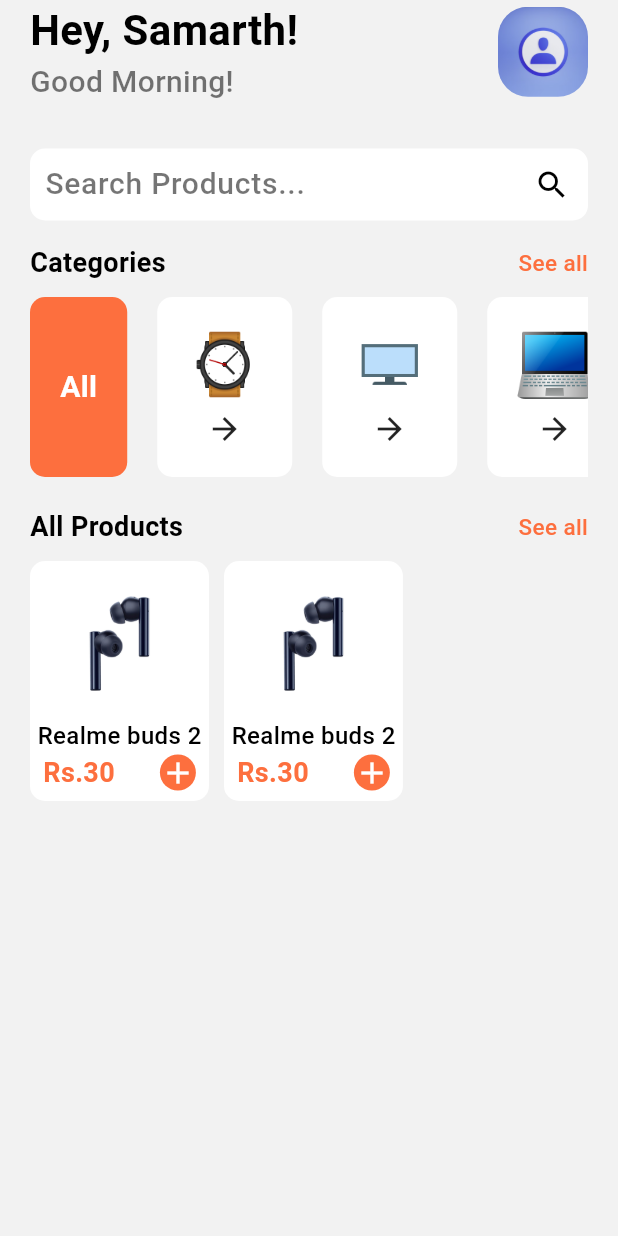
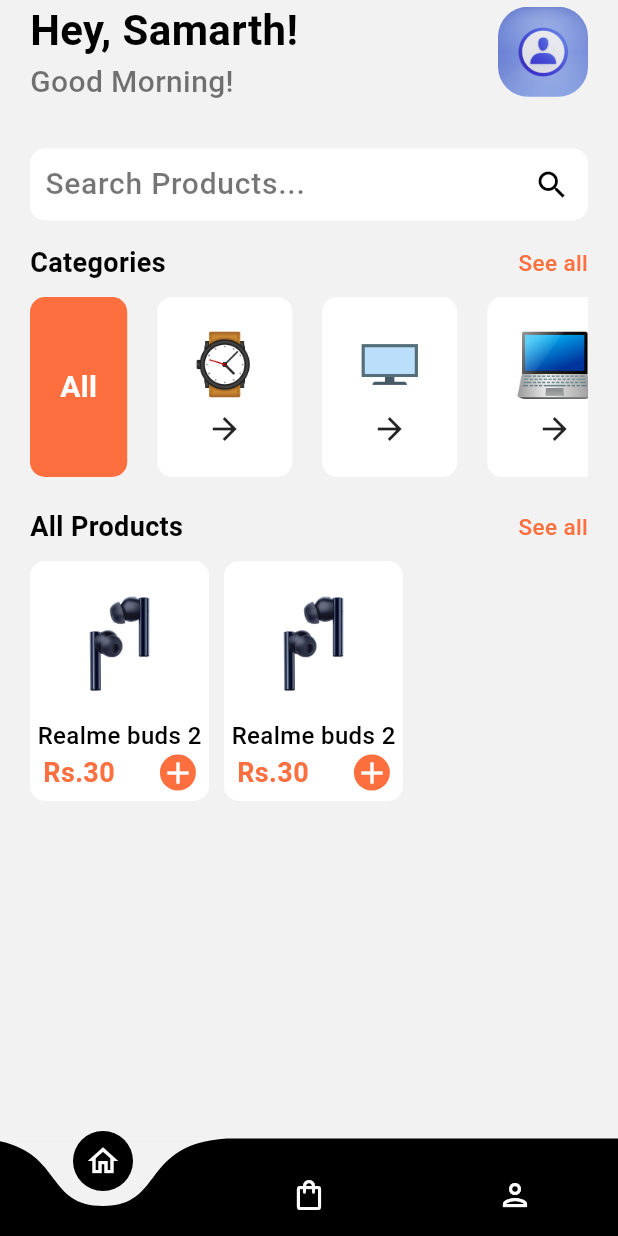
Before and after one commit to samarth-5/Trendy-Kart, a Flutter app: the screen it shows after launch, on a phone screen of 412 x 824 dp. Run offline on Flutter 3.47's test engine with Material 3 defaults, Android fonts, the phone set to English and light mode, and no system bars; drawn by our look-alikes of curved_navigation_bar.

Commit message:
nav bar functionality completed

```diff
--- a/lib/main.dart
+++ b/lib/main.dart
@@ -1,6 +1,5 @@
 import 'package:flutter/material.dart';
-import 'package:trendy_kart/pages/home.dart';
-import 'package:trendy_kart/pages/onBoarding.dart';
+import 'package:trendy_kart/pages/bottomnav.dart';
 
 void main() {
   runApp(const MyApp());
@@ -18,7 +17,7 @@ class MyApp extends StatelessWidget {
         colorScheme: ColorScheme.fromSeed(seedColor: Colors.deepPurple),
         useMaterial3: true,
       ),
-      home: Home(),
+      home: Bottomnav(),
     );
   }
 }
--- /dev/null
+++ b/lib/pages/bottomnav.dart
@@ -0,0 +1,63 @@
+import 'package:curved_navigation_bar/curved_navigation_bar.dart';
+import 'package:flutter/material.dart';
+import 'package:trendy_kart/pages/home.dart';
+import 'package:trendy_kart/pages/order.dart';
+import 'package:trendy_kart/pages/profile.dart';
+
+class Bottomnav extends StatefulWidget {
+  const Bottomnav({super.key});
+
+  @override
+  State<Bottomnav> createState() => _BottomnavState();
+}
+
+class _BottomnavState extends State<Bottomnav> {
+  late List<Widget> pages;
+
+  late Home homePage;
+  late Order orderPage;
+  late Profile profilePage;
+
+  int currentIndex = 0;
+
+  @override
+  void initState() {
+    homePage = Home();
+    orderPage = Order();
+    profilePage = Profile();
+    pages = [homePage, orderPage, profilePage];
+    super.initState();
+  }
+
+  @override
+  Widget build(BuildContext context) {
+    return Scaffold(
+      bottomNavigationBar: CurvedNavigationBar(
+        height: 65,
+        backgroundColor: const Color(0xfff2f2f2),
+        color: Colors.black,
+        animationDuration: Duration(milliseconds: 500),
+        onTap: (int idx) {
+          setState(() {
+            currentIndex = idx;
+          });
+        },
+        items: const [
+          Icon(
+            Icons.home_outlined,
+            color: Colors.white,
+          ),
+          Icon(
+            Icons.shopping_bag_outlined,
+            color: Colors.white,
+          ),
+          Icon(
+            Icons.person_outlined,
+            color: Colors.white,
+          )
+        ],
+      ),
+      body: pages[currentIndex],
+    );
+  }
+}
```
Also changed, not shown: lib/pages/order.dart (added, +15 -0 lines), lib/pages/profile.dart (added, +15 -0 lines), pubspec.yaml (+4 -11 lines), pubspec.lock.
